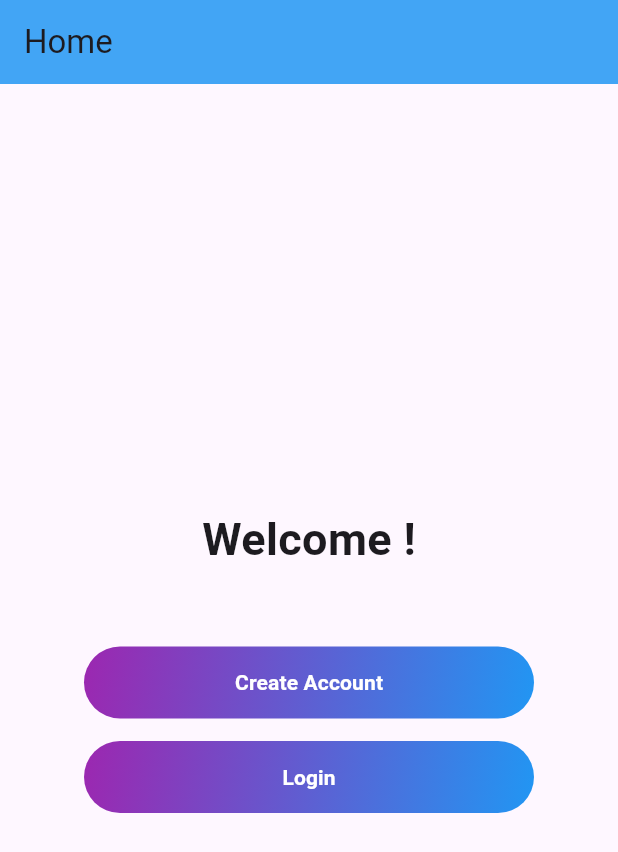
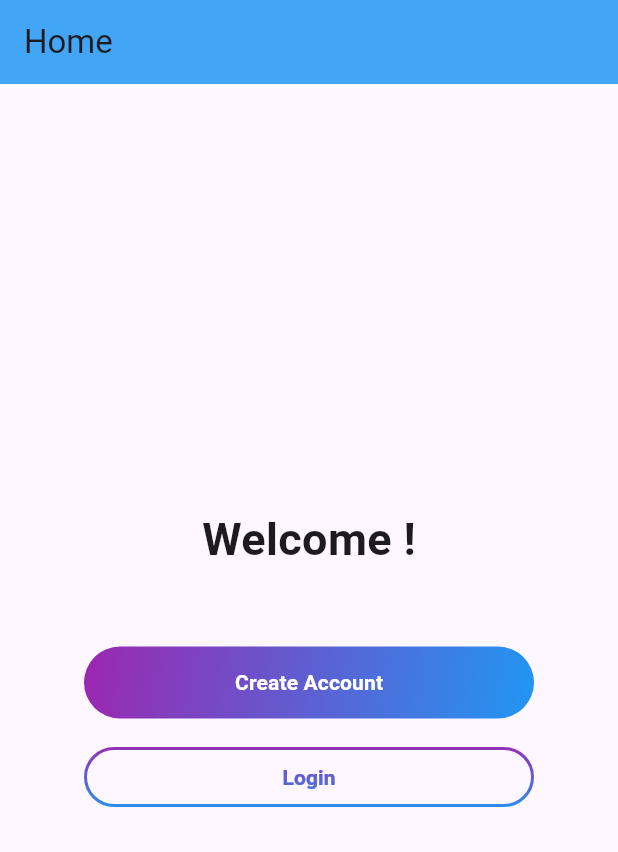
Before and after one commit to aulafirdaus/doing_project_flutter, a Flutter app: the screen it shows after launch, on a phone screen of 412 x 824 dp. Shown: the top 852 px of the screen. Run offline on Flutter 3.47's test engine with Material 3 defaults, Android fonts, the light colour scheme and no system bars.

Commit message:
add: cara menambahkan outline button dan membuat gradient warna pada button

```diff
--- a/lib/screen/home.dart
+++ b/lib/screen/home.dart
@@ -1,5 +1,8 @@
 import 'package:flutter/material.dart';
 
+
+
+// referensi UI nya dari link ini https://i.pinimg.com/originals/8b/5c/56/8b5c569ad48701761be0bf8757ccb243.png
 class HomePage extends StatelessWidget {
   const HomePage({super.key});
 
@@ -47,29 +50,38 @@ class HomePage extends StatelessWidget {
                 ),
               ),
               const SizedBox(height: 15,),
-              Container(
+              SizedBox(
                 width: 300,
-                decoration: const BoxDecoration(
-                  gradient: LinearGradient(
-                    colors: [Colors.blue, Colors.purple],
-                    begin: Alignment.bottomRight,
-                    end: Alignment.topLeft,
+                child: Container(
+                  decoration: BoxDecoration(
+                    borderRadius: BorderRadius.circular(5),
                   ),
-                  borderRadius: BorderRadius.all(Radius.circular(30)),
-                  // border: Border.all(width: 3, color: Colors.black),
-                ),
-                child: ElevatedButton(
-                    onPressed: () => {},
-                    style: ElevatedButton.styleFrom(
-                      backgroundColor: Colors.transparent,
-                      shadowColor: Colors.transparent,
+                  child: ShaderMask(
+                    shaderCallback: (Rect bounds) {
+                          return const LinearGradient(
+                            colors: [Colors.blue, Colors.purple],
+                            begin: Alignment.bottomRight,
+                            end: Alignment.topRight,
+                          ).createShader(bounds);
+                        },
+                    child: OutlinedButton(
+                      onPressed: () => {},
+                      style: OutlinedButton.styleFrom(
+                        shadowColor: Colors.transparent,
+                        side: const BorderSide(
+                          width: 2.0, // Ketebalan border
+                          color: Colors.white, // Agar border mengikuti gradient
+                        ),
+                      ),
+                        child: const Text(
+                          'Login',
+                          style: TextStyle(
+                            fontWeight: FontWeight.bold,
+                            color: Colors.white, // Agar warna teks mengikuti gradient
+                        ),
+                      ),
+                    ),
                   ),
-                    child: const Text('Login',
-                        style: TextStyle(
-                          color: Colors.white,
-                          fontWeight: FontWeight.bold,
-                          ),
-                        ),
                 ),
               ),
             ],
```
